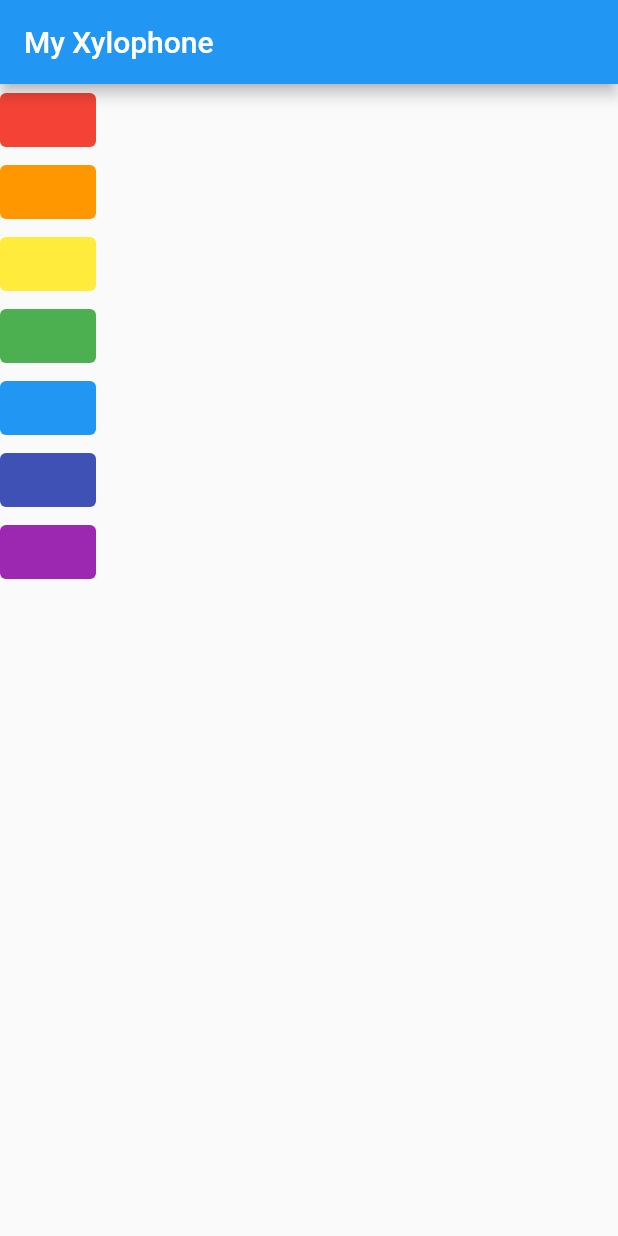
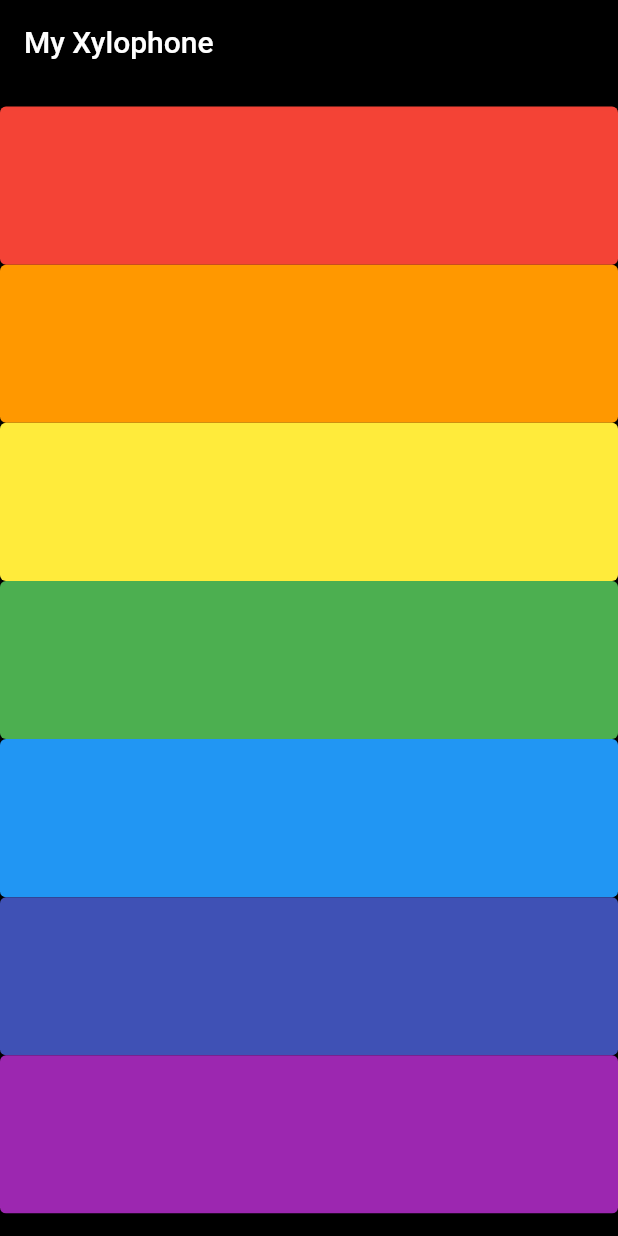
Before and after one commit to Jhay4Julian/xylophone_app_flutter, a Flutter app: the screen it shows after launch, on a phone screen of 412 x 824 dp. Run offline on Flutter 3.47's test engine with Material 2 defaults, Android fonts, the phone set to English and light mode, and no system bars; our stand-ins replace audioplayers.

Commit message:
created the buildKey function

```diff
--- a/lib/main.dart
+++ b/lib/main.dart
@@ -12,6 +12,20 @@ class XylophoneApp extends StatelessWidget {
     player.play('note$noteNumber.wav');
   }
 
+  Expanded buildKey({required Color backgroundColor, required int noteNumber}) {
+    return Expanded(
+      child: TextButton(
+        style: TextButton.styleFrom(
+          backgroundColor: backgroundColor,
+        ),
+        onPressed: () {
+          playNote(noteNumber);
+        },
+        child: const Text(''),
+      ),
+    );
+  }
+
   @override
   Widget build(BuildContext context) {
     return MaterialApp(
@@ -19,74 +33,23 @@ class XylophoneApp extends StatelessWidget {
       title: 'My Xylophone',
       home: SafeArea(
         child: Scaffold(
+          backgroundColor: Colors.black,
           appBar: AppBar(
+            backgroundColor: Colors.black,
             title: const Text('My Xylophone'),
           ),
           body: Column(
+            crossAxisAlignment: CrossAxisAlignment.stretch,
             children: [
-              TextButton(
-                style: TextButton.styleFrom(
-                  backgroundColor: Colors.red,
-                ),
-                onPressed: () {
-                  playNote(1);
-                },
-                child: Text(''),
-              ),
-              TextButton(
-                style: TextButton.styleFrom(
-                  backgroundColor: Colors.orange,
-                ),
-                onPressed: () {
-                  playNote(2);
-                },
-                child: Text(''),
-              ),
-              TextButton(
-                style: TextButton.styleFrom(
-                  backgroundColor: Colors.yellow,
-                ),
-                onPressed: () {
-                  playNote(3);
-                },
-                child: Text(''),
-              ),
-              TextButton(
-                style: TextButton.styleFrom(
-                  backgroundColor: Colors.green,
-                ),
-                onPressed: () {
-                  playNote(4);
-                },
-                child: const Text(''),
-              ),
-              TextButton(
-                style: TextButton.styleFrom(
-                  backgroundColor: Colors.blue,
-                ),
-                onPressed: () {
-                  playNote(5);
-                },
-                child: const Text(''),
-              ),
-              TextButton(
-                style: TextButton.styleFrom(
-                  backgroundColor: Colors.indigo,
-                ),
-                onPressed: () {
-                  playNote(6);
-                },
-                child: const Text(''),
-              ),
-              TextButton(
-                style: TextButton.styleFrom(
-                  backgroundColor: Colors.purple,
-                ),
-                onPressed: () {
-                  playNote(7);
-                },
-                child: const Text(''),
-              ),
+              Container(height: 15, color: Colors.black),
+              buildKey(backgroundColor: Colors.red, noteNumber: 1),
+              buildKey(backgroundColor: Colors.orange, noteNumber: 2),
+              buildKey(backgroundColor: Colors.yellow, noteNumber: 3),
+              buildKey(backgroundColor: Colors.green, noteNumber: 4),
+              buildKey(backgroundColor: Colors.blue, noteNumber: 5),
+              buildKey(backgroundColor: Colors.indigo, noteNumber: 6),
+              buildKey(backgroundColor: Colors.purple, noteNumber: 7),
+              Container(height: 15, color: Colors.black),
             ],
           ),
         ),
```
Also changed, not shown: 1 other file.
